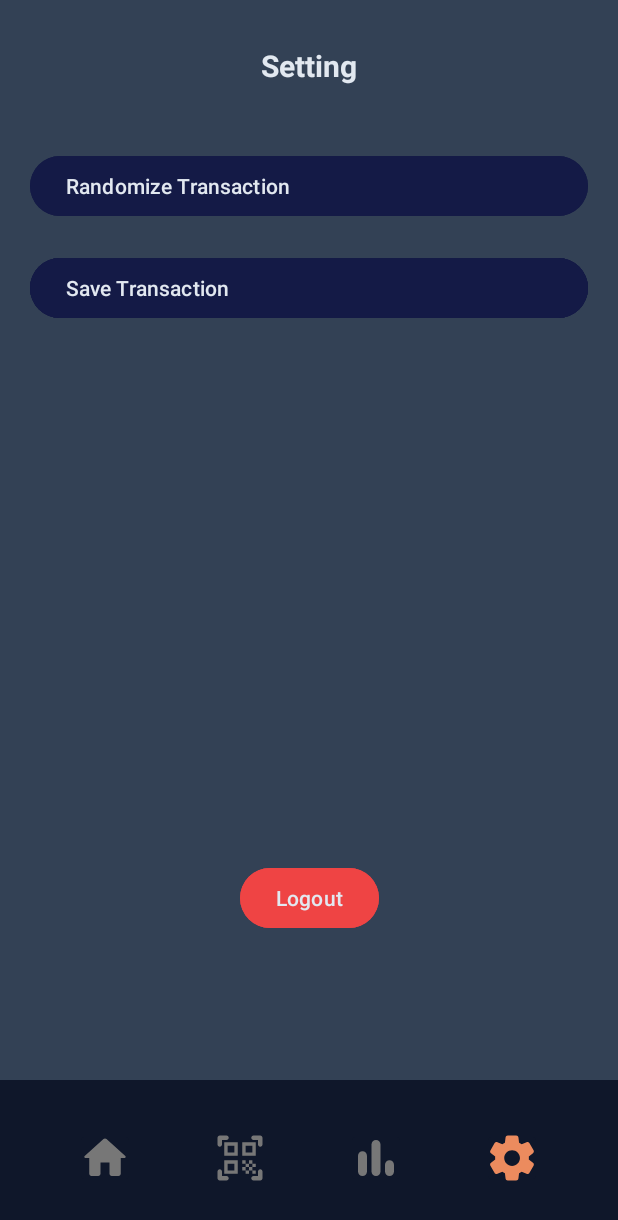
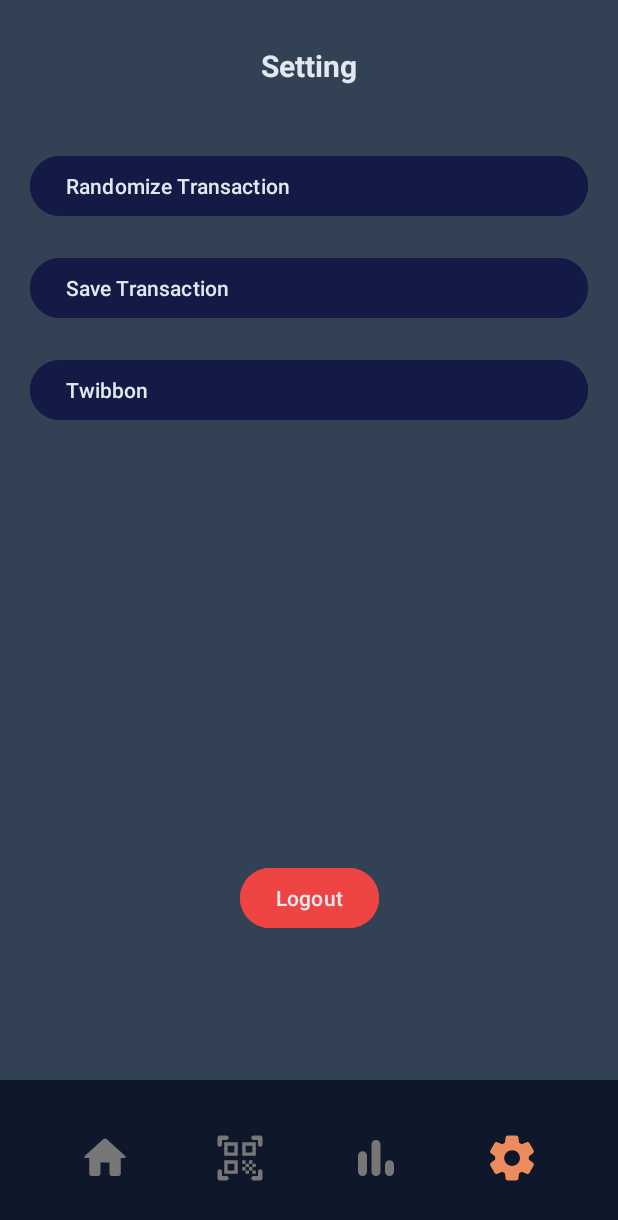
Before and after one commit to Ulung32/BondoMan, an Android app: the SettingFragment screen opened through its navigation route, on a phone screen of 412 x 824 dp. Shown: the top 1220 px of the screen. Run offline under Robolectric (Android 15) with nearby library versions, the light colour scheme and no system bars; our stand-ins replace Room's generated code; libraries missing offline, so code that uses them is left out: pub.devrel.easypermissions.

Commit message:
Fix layout bugs

```diff
--- a/app/src/main/res/layout/activity_edit_transaction.xml
+++ b/app/src/main/res/layout/activity_edit_transaction.xml
@@ -49,7 +49,7 @@
             android:id="@+id/editTextNominal"
             android:layout_width="350dp"
             android:layout_height="70dp"
-            android:hint="Nama Transaksi"
+            android:hint="Nominal"
             android:backgroundTint="@color/primary"
             style="@style/Widget.Material3.TextInputEditText.FilledBox" />
     </com.google.android.material.textfield.TextInputLayout>
--- a/app/src/main/res/layout/activity_login.xml
+++ b/app/src/main/res/layout/activity_login.xml
@@ -81,6 +81,7 @@
             android:layout_width="350dp"
             android:layout_height="70dp"
             android:hint="Email"
+            android:textColor="@color/primary200"
             android:inputType="textEmailAddress"
             android:backgroundTint="@color/primary"
             style="@style/Widget.Material3.TextInputEditText.FilledBox" />
@@ -99,6 +100,7 @@
             android:layout_width="350dp"
             android:layout_height="70dp"
             android:hint="Password"
+            android:textColor="@color/primary200"
             android:inputType="textPassword"
             android:backgroundTint="@color/primary"
             style="@style/Widget.Material3.TextInputEditText.FilledBox" />
--- a/app/src/main/res/layout/fragment_setting.xml
+++ b/app/src/main/res/layout/fragment_setting.xml
@@ -46,7 +46,7 @@
         app:layout_constraintEnd_toEndOf="parent"
         app:layout_constraintStart_toStartOf="parent"
         android:gravity="start|center_vertical"
-        app:layout_constraintTop_toBottomOf="@+id/randomizeTransactionBtn" />
+        app:layout_constraintTop_toBottomOf="@+id/saveTransaction" />
 
     <Button
         android:id="@+id/saveTransaction"
--- a/app/src/main/res/layout/transaction_item.xml
+++ b/app/src/main/res/layout/transaction_item.xml
@@ -75,6 +75,7 @@
                 android:layout_height="wrap_content"
                 android:layout_marginTop="10dp"
                 android:text="IDR 6969696"
+                android:textColor="@color/primary50"
                 android:textSize="20sp"
                 app:layout_constraintBottom_toBottomOf="parent"
                 app:layout_constraintStart_toStartOf="parent"
```
